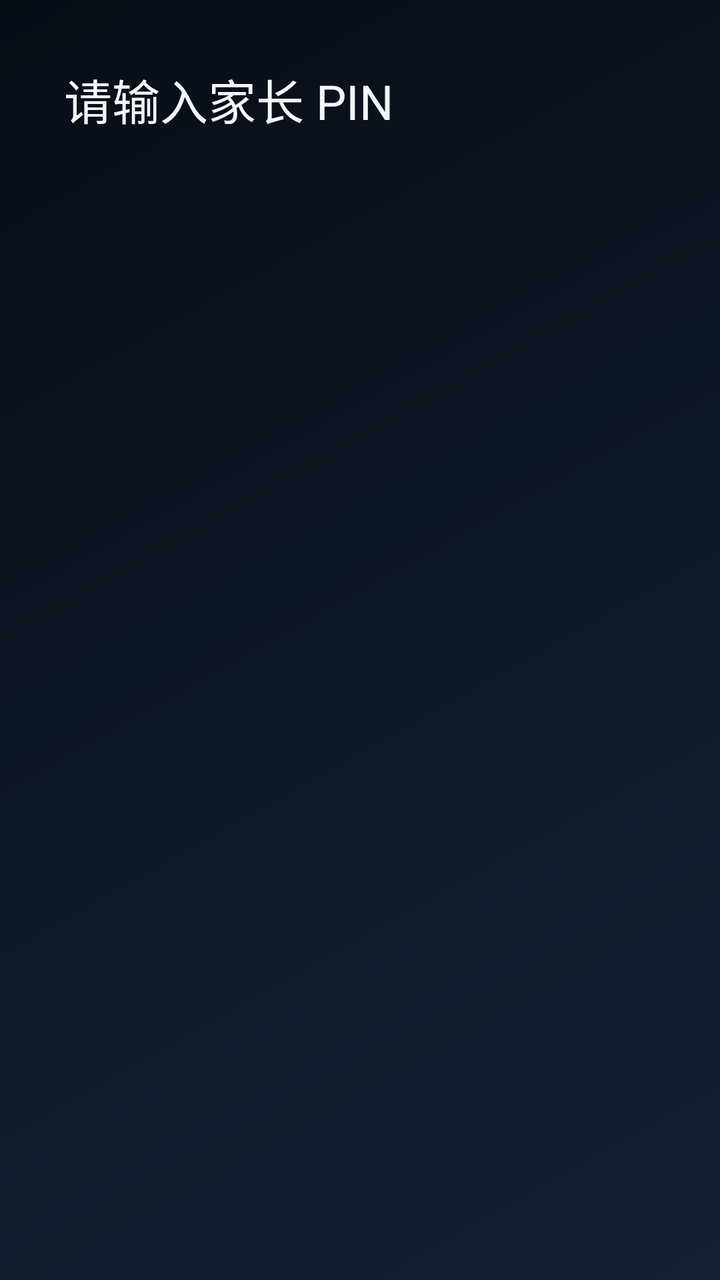
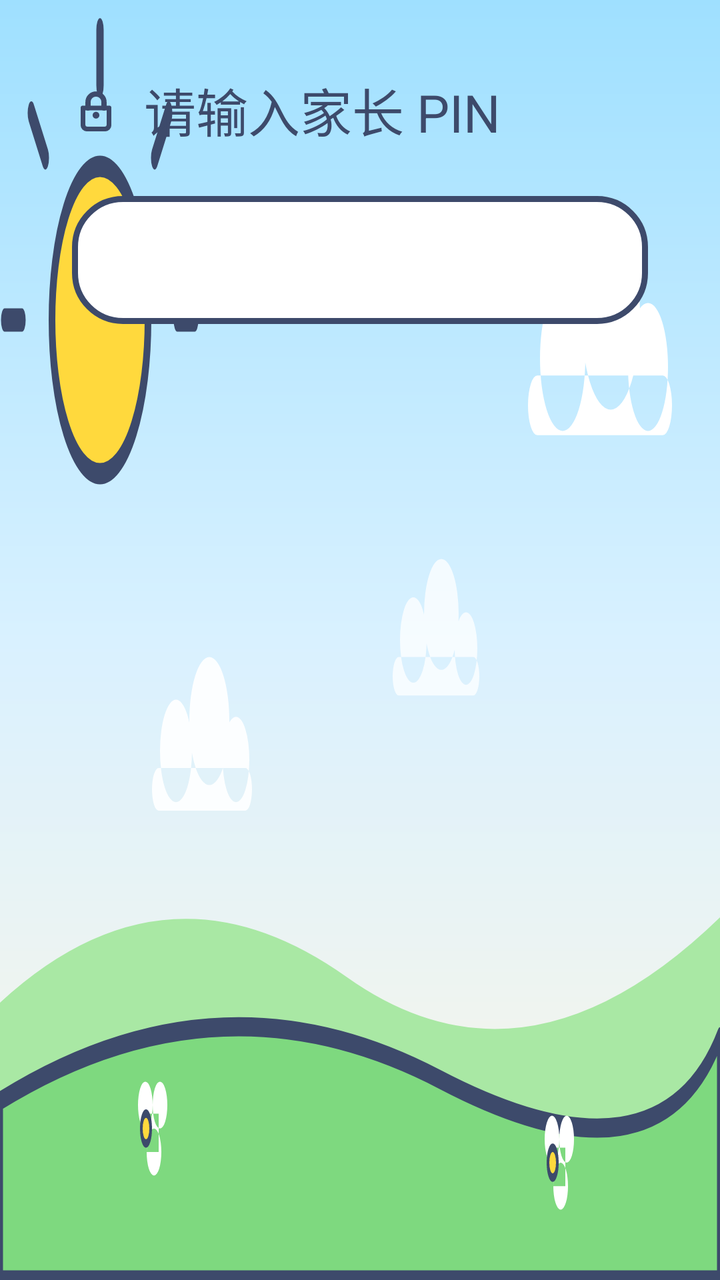

Before-and-after screenshots of an Android layout around one commit, followed by the original layout XML and the change that was made.
<!-- AndroidManifest.xml: application theme Theme.EvoKids -->
<!-- res/layout/dialog_pin.xml -->
<?xml version="1.0" encoding="utf-8"?>
<LinearLayout xmlns:android="http://schemas.android.com/apk/res/android"
    android:layout_width="match_parent"
    android:layout_height="wrap_content"
    android:orientation="vertical"
    android:padding="32dp">

    <TextView
        android:id="@+id/pin_title"
        android:layout_width="wrap_content"
        android:layout_height="wrap_content"
        android:text="@string/pin_title"
        android:textColor="@color/text_primary"
        android:textSize="24sp" />

    <EditText
        android:id="@+id/pin_input"
        android:layout_width="match_parent"
        android:layout_height="wrap_content"
        android:layout_marginTop="20dp"
        android:inputType="numberPassword"
        android:maxLength="4"
        android:textSize="28sp"
        android:textColor="@color/text_primary" />

    <TextView
        android:id="@+id/pin_error"
        android:layout_width="wrap_content"
        android:layout_height="wrap_content"
        android:layout_marginTop="8dp"
        android:text="@string/pin_error"
        android:textColor="#FF6B6B"
        android:textSize="16sp"
        android:visibility="gone" />
</LinearLayout>
<!-- resources referenced by this layout -->
<resources>
  <color name="text_primary">#F4F7FA</color>
  <style name="Theme.EvoKids" parent="Theme.Leanback">
          <item name="android:windowBackground">@drawable/bg_main</item>
          <item name="android:colorAccent">@color/accent</item>
          <item name="colorAccent">@color/accent</item>
          <item name="android:textColorPrimary">@color/text_primary</item>
          <item name="android:textColorSecondary">@color/text_secondary</item>
      </style>
  <!-- drawable bg_main (drawable) -->
  <?xml version="1.0" encoding="utf-8"?>
  <shape xmlns:android="http://schemas.android.com/apk/res/android">
      <gradient
          android:angle="135"
          android:startColor="#152233"
          android:centerColor="#0E1725"
          android:endColor="#080E16"
          android:type="linear" />
  </shape>
  <color name="accent">#FF8A3D</color>
  <color name="text_secondary">#93A7BC</color>
  <!-- unchanged entries left out for length: 2 -->
</resources>

<!-- the commit's change to res/layout/dialog_pin.xml (unified diff, before → after) -->
@@ -3,21 +3,26 @@
     android:layout_width="match_parent"
     android:layout_height="wrap_content"
     android:orientation="vertical"
-    android:padding="32dp">
+    android:padding="36dp">
 
     <TextView
         android:id="@+id/pin_title"
         android:layout_width="wrap_content"
         android:layout_height="wrap_content"
+        android:drawableStart="@drawable/ic_lock"
+        android:drawablePadding="12dp"
         android:text="@string/pin_title"
         android:textColor="@color/text_primary"
-        android:textSize="24sp" />
+        android:textSize="26sp" />
 
     <EditText
         android:id="@+id/pin_input"
         android:layout_width="match_parent"
-        android:layout_height="wrap_content"
-        android:layout_marginTop="20dp"
+        android:layout_height="64dp"
+        android:layout_marginTop="24dp"
+        android:background="@drawable/bg_search_input"
+        android:paddingLeft="22dp"
+        android:paddingRight="22dp"
         android:inputType="numberPassword"
         android:maxLength="4"
         android:textSize="28sp"
@@ -27,9 +32,9 @@
         android:id="@+id/pin_error"
         android:layout_width="wrap_content"
         android:layout_height="wrap_content"
-        android:layout_marginTop="8dp"
+        android:layout_marginTop="10dp"
         android:text="@string/pin_error"
-        android:textColor="#FF6B6B"
-        android:textSize="16sp"
+        android:textColor="#E5484D"
+        android:textSize="17sp"
         android:visibility="gone" />
 </LinearLayout>
<!-- resource entries referenced after the edit -->
@@ -1,25 +1,117 @@
 <!-- resources referenced by this layout -->
 <resources>
-  <color name="text_primary">#F4F7FA</color>
+  <color name="text_primary">#3D4A6B</color>
+  <!-- drawable bg_search_input (drawable) -->
+  <?xml version="1.0" encoding="utf-8"?>
+  <selector xmlns:android="http://schemas.android.com/apk/res/android">
+      <item android:state_focused="true">
+          <shape>
+              <solid android:color="#FFC94D" />
+              <corners android:radius="24dp" />
+              <stroke android:width="4dp" android:color="@color/accent" />
+          </shape>
+      </item>
+      <item>
+          <shape>
+              <solid android:color="@color/bg_panel" />
+              <corners android:radius="24dp" />
+              <stroke android:width="3dp" android:color="@color/crayon" />
+          </shape>
+      </item>
+  </selector>
+  <!-- drawable ic_lock (drawable) -->
+  <?xml version="1.0" encoding="utf-8"?>
+  <vector xmlns:android="http://schemas.android.com/apk/res/android"
+      android:width="24dp" android:height="24dp"
+      android:viewportWidth="24" android:viewportHeight="24">
+      <path android:strokeColor="@color/crayon" android:strokeWidth="2.6"
+          android:strokeLineCap="round"
+          android:pathData="M8,11 V8 a4,4 0 0 1 8,0 v3" />
+      <path android:fillColor="#00000000" android:strokeColor="@color/crayon"
+          android:strokeWidth="2.4" android:strokeLineJoin="round"
+          android:pathData="M5.5,11 h13 v8.5 a2,2 0 0 1 -2,2 h-9 a2,2 0 0 1 -2,-2 z" />
+      <path android:fillColor="@color/crayon"
+          android:pathData="M12,14.6 m-1.7,0 a1.7,1.7 0 1 0 3.4,0 a1.7,1.7 0 1 0 -3.4,0" />
+  </vector>
   <style name="Theme.EvoKids" parent="Theme.Leanback">
           <item name="android:windowBackground">@drawable/bg_main</item>
           <item name="android:colorAccent">@color/accent</item>
           <item name="colorAccent">@color/accent</item>
           <item name="android:textColorPrimary">@color/text_primary</item>
           <item name="android:textColorSecondary">@color/text_secondary</item>
+          <item name="android:textColorHint">@color/text_secondary</item>
       </style>
   <!-- drawable bg_main (drawable) -->
   <?xml version="1.0" encoding="utf-8"?>
-  <shape xmlns:android="http://schemas.android.com/apk/res/android">
-      <gradient
-          android:angle="135"
-          android:startColor="#152233"
-          android:centerColor="#0E1725"
-          android:endColor="#080E16"
-          android:type="linear" />
-  </shape>
-  <color name="accent">#FF8A3D</color>
-  <color name="text_secondary">#93A7BC</color>
+  <layer-list xmlns:android="http://schemas.android.com/apk/res/android">
+      <item>
+          <shape>
+              <gradient
+                  android:angle="270"
+                  android:startColor="@color/sky_top"
+                  android:centerColor="#D9F1FF"
+                  android:endColor="@color/sky_bottom"
+                  android:type="linear" />
+          </shape>
+      </item>
+      <item android:drawable="@drawable/deco_sky" />
+      <item android:drawable="@drawable/deco_hills" />
+  </layer-list>
+  <color name="accent">#FF9F1C</color>
+  <color name="bg_panel">#FFFFFF</color>
+  <color name="crayon">#3D4A6B</color>
+  <color name="text_secondary">#7B89A6</color>
+  <color name="sky_top">#9FE0FF</color>
+  <color name="sky_bottom">#FFF6E5</color>
+  <!-- drawable deco_sky (drawable) -->
+  <?xml version="1.0" encoding="utf-8"?>
+  <vector xmlns:android="http://schemas.android.com/apk/res/android"
+      android:width="1080dp" android:height="600dp"
+      android:viewportWidth="1080" android:viewportHeight="600">
+      
+      <path android:strokeColor="@color/crayon" android:strokeWidth="11"
+          android:strokeLineCap="round" android:pathData="M150,40 L150,14 M232,74 L253,53 M266,150 L292,150 M68,74 L47,53 M33,150 L7,150" />
+      
+      <path android:fillColor="@color/sun_yellow" android:strokeColor="@color/crayon"
+          android:strokeWidth="10" android:pathData="M150,150 m-72,0 a72,72 0 1 0 144,0 a72,72 0 1 0 -144,0" />
+      
+      <group>
+          <path android:fillColor="@color/cloud_white"
+              android:pathData="M810,168 a34,34 0 1 0 68,0 a34,34 0 1 0 -68,0 M872,148 a44,44 0 1 0 88,0 a44,44 0 1 0 -88,0 M942,172 a30,30 0 1 0 60,0 a30,30 0 1 0 -60,0 M806,176 h188 a14,14 0 0 1 0,28 h-188 a14,14 0 0 1 0,-28 z" />
+      </group>
+      
+      <path android:fillColor="@color/cloud_white" android:fillAlpha="0.9"
+          android:pathData="M240,352 a24,24 0 1 0 48,0 a24,24 0 1 0 -48,0 M284,338 a30,30 0 1 0 60,0 a30,30 0 1 0 -60,0 M334,356 a20,20 0 1 0 40,0 a20,20 0 1 0 -40,0 M238,360 h130 a10,10 0 0 1 0,20 h-130 a10,10 0 0 1 0,-20 z" />
+      
+      <path android:fillColor="@color/cloud_white" android:fillAlpha="0.75"
+          android:pathData="M600,300 a20,20 0 1 0 40,0 a20,20 0 1 0 -40,0 M636,288 a26,26 0 1 0 52,0 a26,26 0 1 0 -52,0 M682,304 a17,17 0 1 0 34,0 a17,17 0 1 0 -34,0 M598,308 h112 a9,9 0 0 1 0,18 h-112 a9,9 0 0 1 0,-18 z" />
+  </vector>
+  <!-- drawable deco_hills (drawable) -->
+  <?xml version="1.0" encoding="utf-8"?>
+  <vector xmlns:android="http://schemas.android.com/apk/res/android"
+      android:width="1080dp" android:height="600dp"
+      android:viewportWidth="1080" android:viewportHeight="600">
+      
+      <path android:fillColor="@color/hill_back"
+          android:pathData="M0,470 Q250,398 520,458 T1080,430 L1080,600 L0,600 Z" />
+      
+      <path android:fillColor="@color/hill_front" android:strokeColor="@color/crayon"
+          android:strokeWidth="9" android:strokeLineJoin="round"
+          android:pathData="M0,516 Q330,452 660,506 T1080,486 L1080,600 L0,600 Z" />
+      
+      <path android:fillColor="@color/cloud_white"
+          android:pathData="M220,540 a11,11 0 1 0 22,0 a11,11 0 1 0 -22,0 M229,518 a11,11 0 1 0 22,0 a11,11 0 1 0 -22,0 M207,518 a11,11 0 1 0 22,0 a11,11 0 1 0 -22,0 M220,522 h18 v18 h-18 z" />
+      <path android:fillColor="@color/sun_yellow" android:strokeColor="@color/crayon" android:strokeWidth="4"
+          android:pathData="M219,529 m-7,0 a7,7 0 1 0 14,0 a7,7 0 1 0 -14,0" />
+      <path android:fillColor="@color/cloud_white"
+          android:pathData="M830,556 a11,11 0 1 0 22,0 a11,11 0 1 0 -22,0 M839,534 a11,11 0 1 0 22,0 a11,11 0 1 0 -22,0 M817,534 a11,11 0 1 0 22,0 a11,11 0 1 0 -22,0 M830,538 h18 v18 h-18 z" />
+      <path android:fillColor="@color/sun_yellow" android:strokeColor="@color/crayon" android:strokeWidth="4"
+          android:pathData="M829,545 m-7,0 a7,7 0 1 0 14,0 a7,7 0 1 0 -14,0" />
+  </vector>
+  <color name="sun_yellow">#FFD93D</color>
+  <color name="cloud_white">#FFFFFF</color>
+  <color name="hill_back">#A9E8A4</color>
+  <color name="hill_front">#7ED97F</color>
   <!-- unchanged entries left out for length: 2 -->
 </resources>
 
